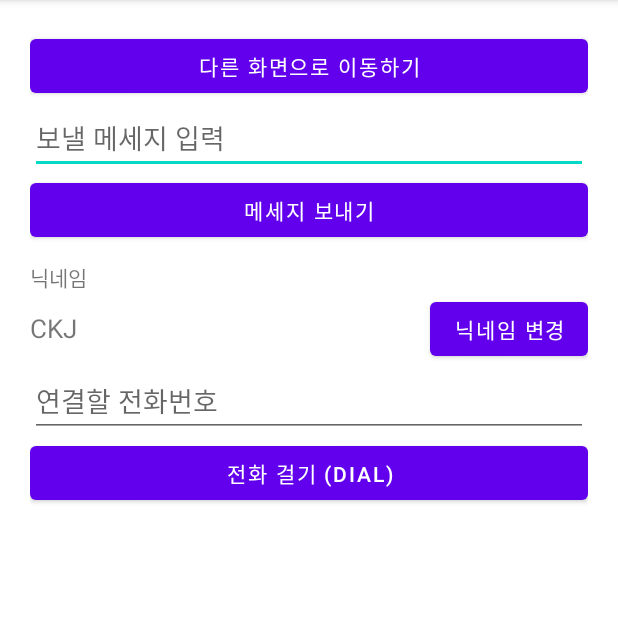
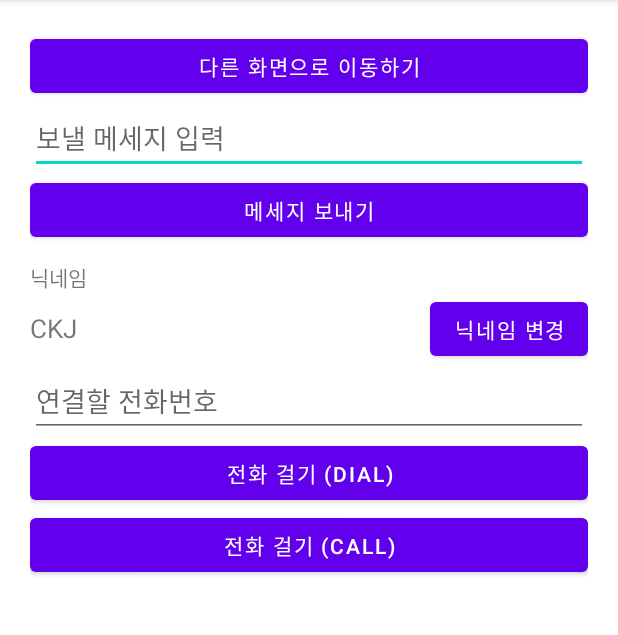
Before and after one commit to nepp-plus/Intent_20220226, an Android app: the screen it shows after launch (MainActivity), on a phone screen of 412 x 824 dp, the part 84-719 px from its top. Run offline under Robolectric (Android 15) with nearby library versions, the phone set to English and light mode, and no system bars.

Commit message:
CALL 기능 예제  - 권한 해결 필요

```diff
--- a/app/src/main/res/layout/activity_main.xml
+++ b/app/src/main/res/layout/activity_main.xml
@@ -70,5 +70,11 @@
         android:layout_height="wrap_content"
         android:text="전화 걸기 (DIAL)" />
 
+    <Button
+        android:id="@+id/btnCall"
+        android:layout_width="match_parent"
+        android:layout_height="wrap_content"
+        android:text="전화 걸기 (CALL)" />
+
 
 </LinearLayout>
```
Also changed, not shown: app/src/main/java/com/neppplus/intent_20220226/MainActivity.kt (+10 -0 lines).
